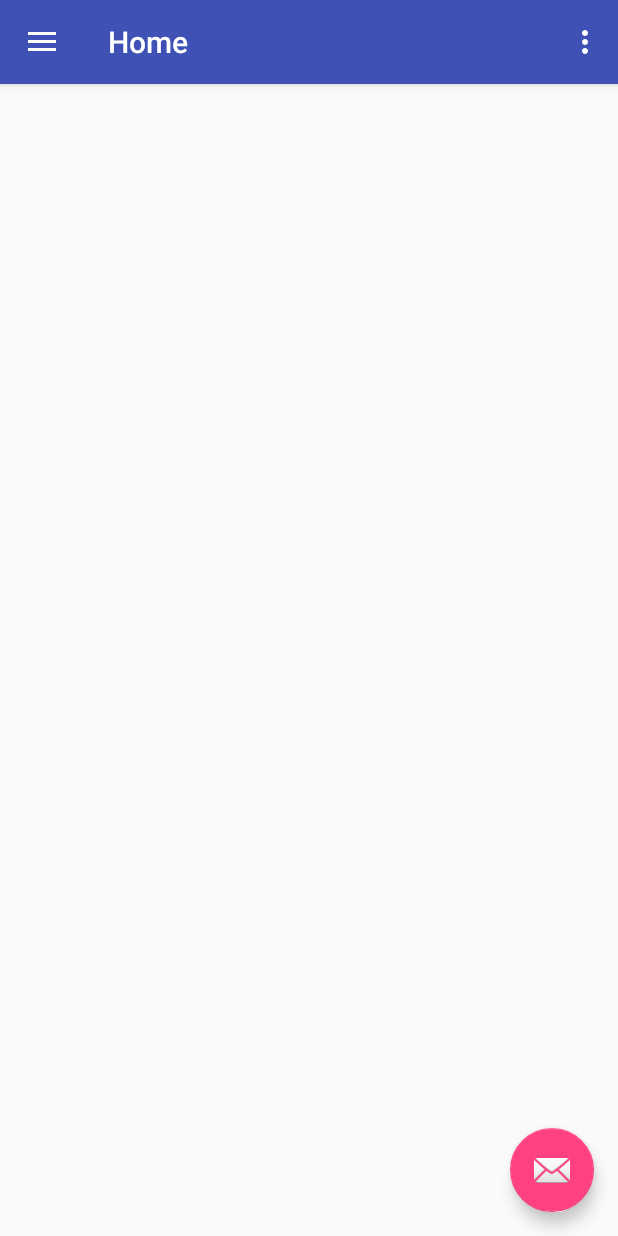
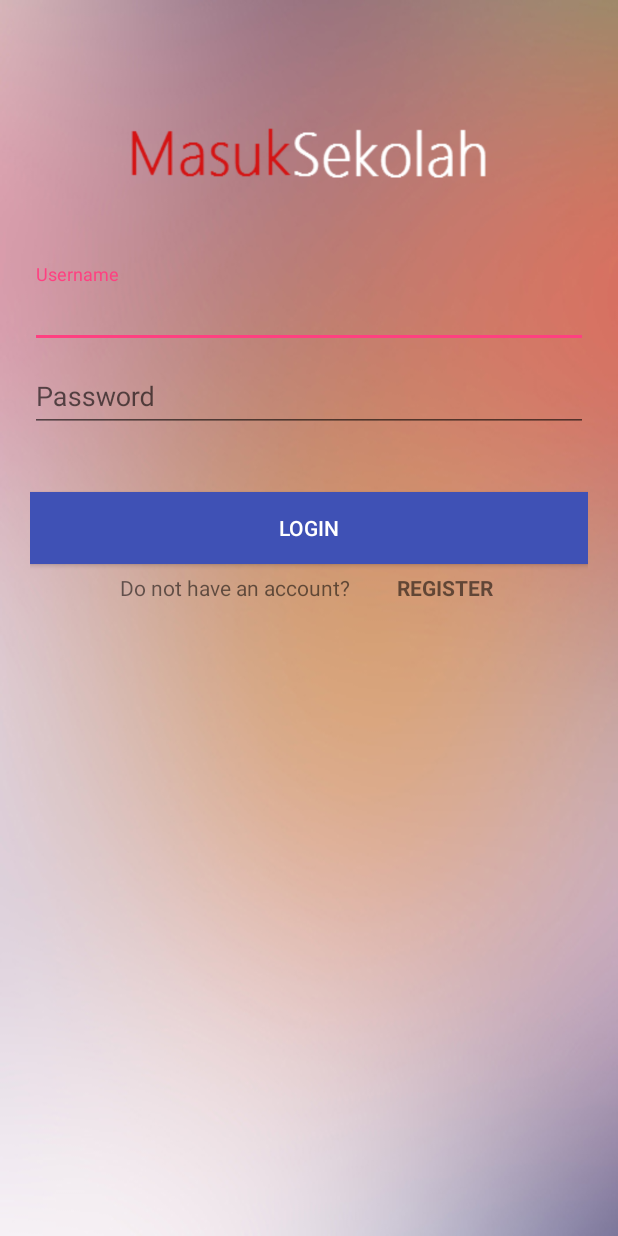
Before and after one commit to alam157/Masuk_Sekolah, an Android app: the screen it shows after launch (Home before the commit, Login after it), on a phone screen of 412 x 824 dp. Run offline under Robolectric (Android 15) with nearby library versions, the phone set to English and light mode, and no system bars.

Commit message:
create layout login

```diff
--- a/app/src/main/AndroidManifest.xml
+++ b/app/src/main/AndroidManifest.xml
@@ -11,7 +11,7 @@
         android:supportsRtl="true"
         android:theme="@style/AppTheme">
         <activity
-            android:name=".Home"
+            android:name=".Login"
             android:label="@string/title_activity_home"
             android:theme="@style/AppTheme.NoActionBar" >
             <intent-filter>
@@ -19,6 +19,11 @@
                 <category android:name="android.intent.category.LAUNCHER" />
             </intent-filter>
         </activity>
+        <activity
+            android:name=".Home"
+            android:label="@string/title_activity_home"
+            android:theme="@style/AppTheme.NoActionBar" >
+        </activity>
         <activity android:name=".Shared"
             android:label="Masuk Sekolah">
         </activity>
--- /dev/null
+++ b/app/src/main/java/com/alam/masuksekolah/Login.java
@@ -0,0 +1,40 @@
+package com.alam.masuksekolah;
+
+import android.content.Context;
+import android.content.Intent;
+import android.os.Bundle;
+import android.support.v7.app.AppCompatActivity;
+import android.view.View;
+import android.widget.Button;
+
+/**
+ * Created by Dawaam on 06/11/2015.
+ */
+public class Login extends AppCompatActivity{
+
+    Button buttonLogin;
+
+    @Override
+    public void onCreate(Bundle savedInstanceState) {
+        super.onCreate(savedInstanceState);
+        setContentView(R.layout.activity_login);
+        addListenerOnButton();
+    }
+
+    private void addListenerOnButton() {
+        final Context context = this;
+        buttonLogin = (Button) findViewById(R.id.btn_login);
+        buttonLogin.setOnClickListener(new View.OnClickListener() {
+            @Override
+            public void onClick(View arg0) {
+                Intent intent = new Intent(context, Home.class);
+                startActivity(intent);
+            }
+        });
+    }
+
+    @Override
+    protected void onDestroy() {
+        super.onDestroy();
+    }
+}
--- /dev/null
+++ b/app/src/main/res/layout/activity_login.xml
@@ -0,0 +1,88 @@
+<RelativeLayout
+    android:layout_width="fill_parent"
+    android:layout_height="fill_parent"
+    xmlns:android="http://schemas.android.com/apk/res/android"
+    android:background="@drawable/blurr">
+
+    <ImageView
+        android:layout_width="250dp"
+        android:layout_height="200dp"
+        android:layout_centerHorizontal="true"
+        android:background="@drawable/logo"/>
+
+    <android.support.design.widget.CoordinatorLayout
+        xmlns:android="http://schemas.android.com/apk/res/android"
+        xmlns:app="http://schemas.android.com/apk/res-auto"
+        android:layout_width="match_parent"
+        android:layout_height="match_parent"
+        android:id="@+id/content_login">
+
+        <LinearLayout
+            android:layout_width="fill_parent"
+            android:layout_height="match_parent"
+            android:layout_marginTop="?attr/actionBarSize"
+            android:orientation="vertical"
+            android:paddingLeft="20dp"
+            android:paddingRight="20dp"
+            android:paddingTop="120dp">
+
+            <android.support.design.widget.TextInputLayout
+                android:id="@+id/input_layout_name"
+                android:layout_width="match_parent"
+                android:layout_height="wrap_content">
+
+                <EditText
+                    android:id="@+id/input_name"
+                    android:layout_width="match_parent"
+                    android:layout_height="wrap_content"
+                    android:singleLine="true"
+                    android:hint="@string/hint_username" />
+            </android.support.design.widget.TextInputLayout>
+
+            <android.support.design.widget.TextInputLayout
+                android:id="@+id/input_layout_email"
+                android:layout_width="match_parent"
+                android:layout_height="wrap_content">
+
+                <EditText
+                    android:id="@+id/input_email"
+                    android:layout_width="match_parent"
+                    android:layout_height="wrap_content"
+                    android:inputType="textEmailAddress"
+                    android:hint="@string/hint_password" />
+            </android.support.design.widget.TextInputLayout>
+
+            <Button android:id="@+id/btn_login"
+                android:layout_width="fill_parent"
+                android:layout_height="wrap_content"
+                android:text="@string/btn_sign_in"
+                android:background="@color/colorPrimary"
+                android:layout_marginTop="40dp"
+                android:textColor="@android:color/white"/>
+
+                <RelativeLayout
+                    android:layout_width="wrap_content"
+                    android:layout_height="wrap_content"
+                    android:layout_gravity="center">
+
+                    <TextView
+                        android:layout_width="wrap_content"
+                        android:layout_height="wrap_content"
+                        android:text="Do not have an account? "
+                        android:layout_marginTop="6dp"
+                        android:paddingLeft="60dp"
+                        android:paddingRight="6dp"/>
+
+                    <TextView
+                        android:layout_width="wrap_content"
+                        android:layout_height="wrap_content"
+                        android:text="REGISTER "
+                        android:layout_alignParentRight="true"
+                        android:layout_marginTop="6dp"
+                        android:textStyle="bold"
+                        android:paddingRight="60dp"/>
+
+                </RelativeLayout>
+        </LinearLayout>
+    </android.support.design.widget.CoordinatorLayout>
+</RelativeLayout>
--- a/app/src/main/res/layout/card_shared.xml
+++ b/app/src/main/res/layout/card_shared.xml
@@ -4,6 +4,11 @@
     android:layout_height="fill_parent"
     xmlns:android="http://schemas.android.com/apk/res/android"
     android:background="@android:color/darker_gray">
+
+    <android.support.v7.widget.RecyclerView
+        android:id="@+id/cardList"
+        android:layout_width="match_parent"
+        android:layout_height="match_parent"/>
 
     <android.support.v7.widget.CardView
         xmlns:card_view="http://schemas.android.com/apk/res-auto"
--- a/app/src/main/res/values/strings.xml
+++ b/app/src/main/res/values/strings.xml
@@ -21,6 +21,10 @@
     <string name="hint_alasan">Alasan</string>
     <string name="hint_lokasi">Location</string>
     <string name="hint_photo">Picture</string>
+    <string name="hint_username">Username</string>
+    <string name="hint_password">Password</string>
+    <string name="btn_sign_up">Sign Up</string>
+    <string name="btn_sign_in">Login</string>
 
     <string name="navigation_drawer_open">Open navigation drawer</string>
     <string name="navigation_drawer_close">Close navigation drawer</string>
```
Also changed, not shown: app/src/main/background-web.png (added), app/src/main/background_login-web.png (added), app/src/main/res/drawable-ldpi/blurr.png (added), app/src/main/res/drawable-ldpi/logo.png (added), app/src/main/res/mipmap-hdpi/background.png (added), app/src/main/res/mipmap-hdpi/background_login.png (added), app/src/main/res/mipmap-mdpi/background.png (added), app/src/main/res/mipmap-mdpi/background_login.png (added), app/src/main/res/mipmap-xhdpi/background.png (added), app/src/main/res/mipmap-xhdpi/background_login.png (added), app/src/main/res/mipmap-xxhdpi/background.png (added), app/src/main/res/mipmap-xxhdpi/background_login.png (added), app/src/main/res/mipmap-xxxhdpi/background.png (added), app/src/main/res/mipmap-xxxhdpi/background_login.png (added).
